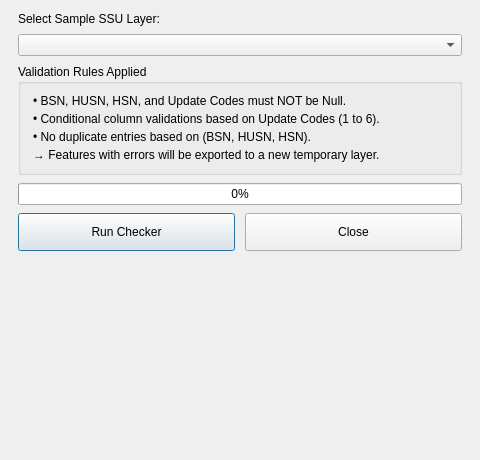
Qt form checker_dialog.ui (Syano18/GeoFASU_Mod) before a commit.
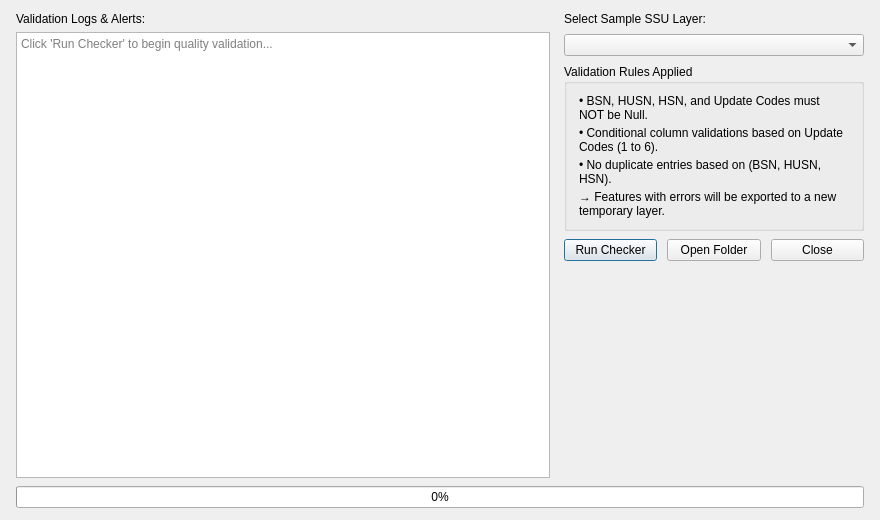
The same form after that commit.

What changed in the file:
```diff
--- a/checker_dialog.ui
+++ b/checker_dialog.ui
@@ -6,13 +6,13 @@
    <rect>
     <x>0</x>
     <y>0</y>
-    <width>480</width>
-    <height>460</height>
+    <width>880</width>
+    <height>520</height>
    </rect>
   </property>
   <property name="minimumSize">
    <size>
-    <width>360</width>
+    <width>0</width>
     <height>0</height>
    </size>
   </property>
@@ -24,16 +24,52 @@
     <number>8</number>
    </property>
    <property name="leftMargin">
-    <number>18</number>
+    <number>16</number>
    </property>
    <property name="topMargin">
     <number>12</number>
    </property>
    <property name="rightMargin">
-    <number>18</number>
+    <number>16</number>
    </property>
    <property name="bottomMargin">
     <number>12</number>
+   </property>
+   <item>
+    <layout class="QHBoxLayout" name="mainHorizontalLayout">
+     <property name="spacing">
+      <number>14</number>
+     </property>
+     <!-- LEFT COLUMN: Logs & Alerts -->
+   <item>
+    <layout class="QVBoxLayout" name="leftLayout">
+     <property name="spacing">
+      <number>6</number>
+     </property>
+     <item>
+      <widget class="QLabel" name="label_logs">
+       <property name="text">
+        <string>Validation Logs &amp; Alerts:</string>
+       </property>
+      </widget>
+     </item>
+     <item>
+      <widget class="QPlainTextEdit" name="logsTextEdit">
+       <property name="readOnly">
+        <bool>true</bool>
+       </property>
+       <property name="placeholderText">
+        <string>Click 'Run Checker' to begin quality validation...</string>
+       </property>
+      </widget>
+     </item>
+    </layout>
+   </item>
+   <!-- RIGHT COLUMN: Controls -->
+   <item>
+    <layout class="QVBoxLayout" name="rightLayout">
+     <property name="spacing">
+      <number>8</number>
    </property>
    <item>
     <widget class="QLabel" name="label_sample">
@@ -109,16 +145,6 @@
      </layout>
     </widget>
    </item>
-   <item>
-    <widget class="QProgressBar" name="progressBar">
-     <property name="value">
-      <number>0</number>
-     </property>
-     <property name="alignment">
-      <set>Qt::AlignCenter</set>
-     </property>
-    </widget>
-   </item>
    <item>
     <layout class="QHBoxLayout" name="buttonsLayout">
      <property name="spacing">
@@ -129,7 +155,7 @@
        <property name="minimumSize">
         <size>
          <width>0</width>
-         <height>38</height>
+    <height>0</height>
         </size>
        </property>
        <property name="cursor">
@@ -140,12 +166,22 @@
        </property>
       </widget>
      </item>
+       <item>
+        <widget class="QPushButton" name="openFolderButton">
+         <property name="cursor">
+          <cursorShape>PointingHandCursor</cursorShape>
+         </property>
+         <property name="text">
+          <string>Open Folder</string>
+         </property>
+        </widget>
+       </item>
      <item>
       <widget class="QPushButton" name="closeButton">
        <property name="minimumSize">
         <size>
          <width>0</width>
-         <height>38</height>
+    <height>0</height>
         </size>
        </property>
        <property name="cursor">
@@ -170,6 +206,20 @@
       </size>
      </property>
     </spacer>
+     </item>
+    </layout>
+   </item>
+  </layout>
+ </item>
+ <item>
+   <widget class="QProgressBar" name="progressBar">
+       <property name="value">
+        <number>0</number>
+       </property>
+       <property name="alignment">
+        <set>Qt::AlignCenter</set>
+       </property>
+      </widget>
    </item>
   </layout>
  </widget>
```
Left out of the diff: 2 changed lines with no effect on the pictures. Lines whose indentation alone changed are shown as unchanged.
